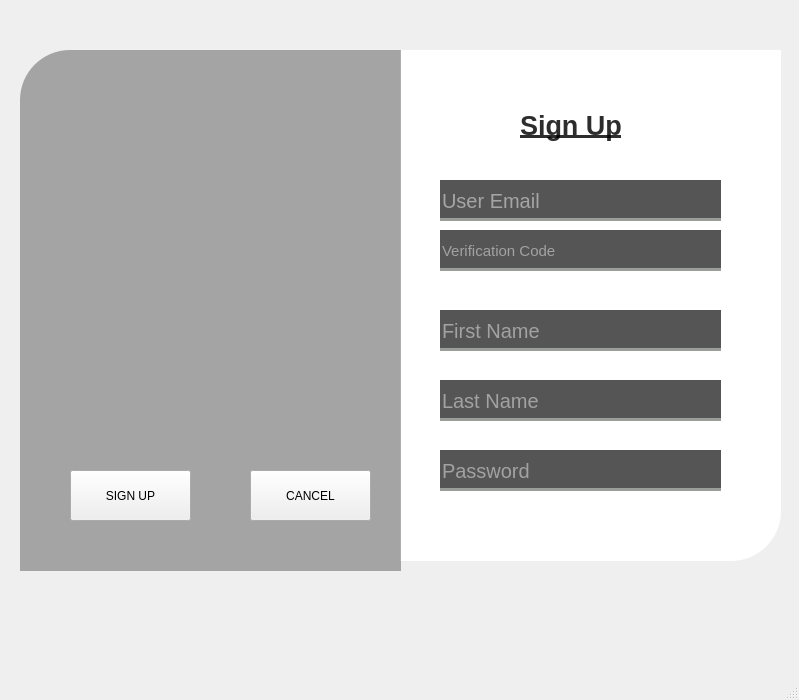
AlphaAnas/database-managment-system-using-SQL-and-PYQT-5-and-PYQT-6, file signup_Form.ui: the form before one commit.
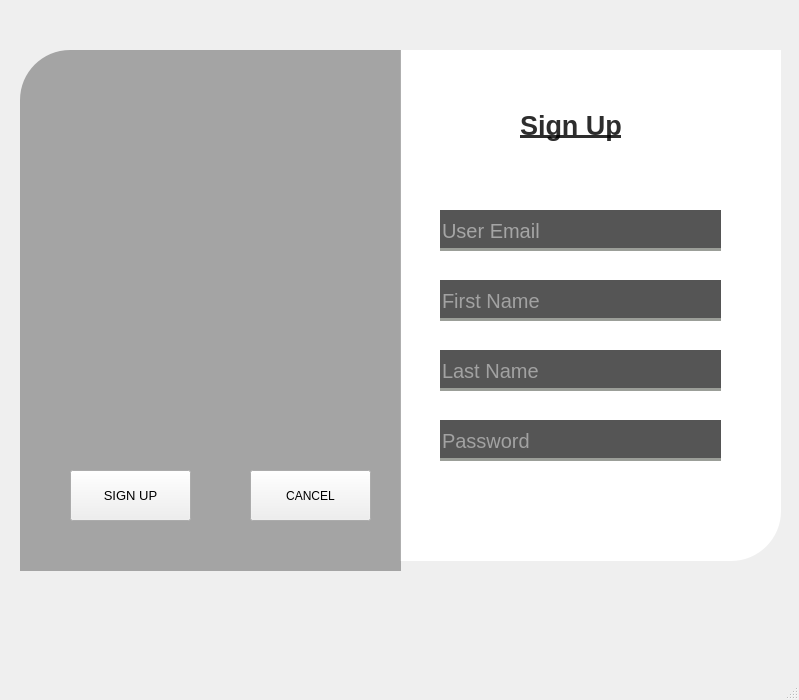
The form after the commit. Icons and pictures are not drawn.

Diff of the .ui file:
```diff
--- a/signup_Form.ui
+++ b/signup_Form.ui
@@ -35,7 +35,7 @@
     <property name="geometry">
      <rect>
       <x>440</x>
-      <y>310</y>
+      <y>280</y>
       <width>281</width>
       <height>41</height>
      </rect>
@@ -79,7 +79,7 @@
     <property name="geometry">
      <rect>
       <x>440</x>
-      <y>380</y>
+      <y>350</y>
       <width>281</width>
       <height>41</height>
      </rect>
@@ -109,7 +109,7 @@
     <property name="geometry">
      <rect>
       <x>440</x>
-      <y>180</y>
+      <y>210</y>
       <width>281</width>
       <height>41</height>
      </rect>
@@ -139,37 +139,7 @@
     <property name="geometry">
      <rect>
       <x>440</x>
-      <y>230</y>
-      <width>281</width>
-      <height>41</height>
-     </rect>
-    </property>
-    <property name="font">
-     <font>
-      <pointsize>11</pointsize>
-     </font>
-    </property>
-    <property name="styleSheet">
-     <string notr="true">background-color:rgba(0,0,0,170);
-border:none;
-border-bottom:3px solid rgba(155,158,152,255);
-color: rgba(255,255,255,230);
-padding-top:5px;
-padding-bottom:2px;
-</string>
-    </property>
-    <property name="text">
-     <string/>
-    </property>
-    <property name="placeholderText">
-     <string>Verification Code</string>
-    </property>
-   </widget>
-   <widget class="QLineEdit" name="pass">
-    <property name="geometry">
-     <rect>
-      <x>440</x>
-      <y>450</y>
+      <y>420</y>
       <width>281</width>
       <height>41</height>
      </rect>
@@ -246,6 +216,11 @@
       <height>51</height>
      </rect>
     </property>
+    <property name="font">
+     <font>
+      <pointsize>10</pointsize>
+     </font>
+    </property>
     <property name="mouseTracking">
      <bool>true</bool>
     </property>
```
Left out of the diff: 10 changed lines with no effect on the pictures.
